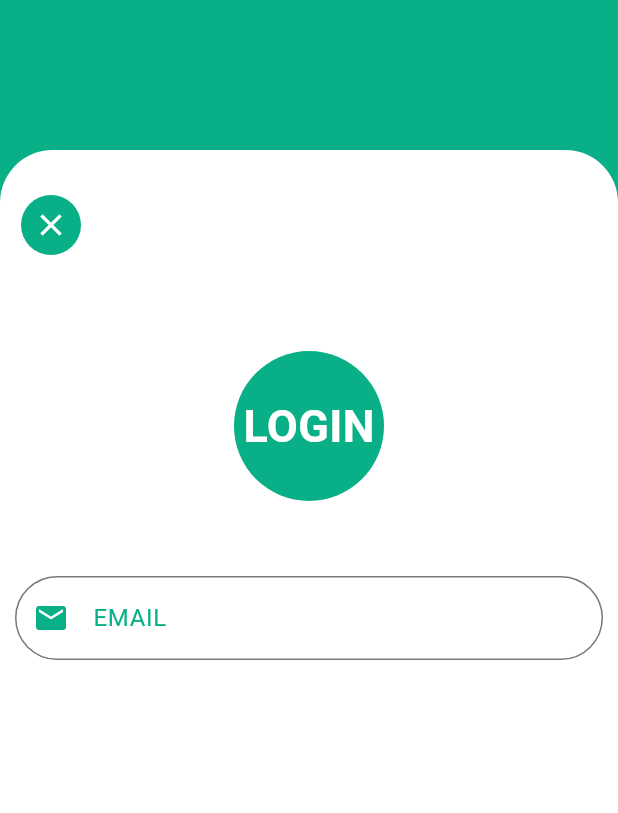
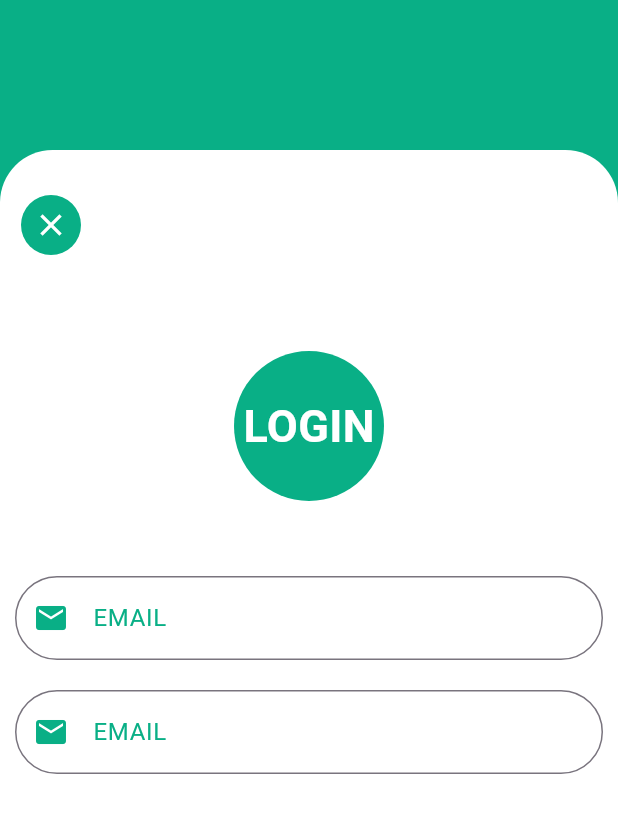
Before and after one commit to Taoheedoh/go_app_ui, a Flutter app: the screen it shows after launch, after a tap on "LOGIN", on a phone screen of 412 x 824 dp. Shown: the top 813 px of the screen. Run offline on Flutter 3.47's test engine with Material 3 defaults, Android fonts, the phone set to English and light mode, and no system bars.

```diff
--- a/lib/login_page.dart
+++ b/lib/login_page.dart
@@ -75,6 +75,32 @@
             const SizedBox(
               height: 50,
             ),
+            Column(
+              children: [
+                Container(
+                  margin: const EdgeInsets.only(left: 10, right: 10),
+                  child: TextField(
+                    decoration: InputDecoration(
+                      labelText: 'EMAIL',
+                      labelStyle: const TextStyle(
+                        color: Color.fromARGB(255, 9, 175, 134),
+                      ),
+                      prefixIcon: const Icon(
+                        Icons.mail,
+                        color: Color.fromARGB(255, 9, 175, 134),
+                      ),
+                      border: OutlineInputBorder(
+                        borderRadius: BorderRadius.circular(50),
+                        borderSide: const BorderSide(
+                            color: Color.fromARGB(255, 9, 175, 134), width: 2),
+                      ),
+                    ),
+                  ),
+                ),
+
+                const SizedBox(
+                  height: 20,
+                ),
                 // ignore: avoid_unnecessary_containers
                 Container(
                   margin: const EdgeInsets.only(left: 10, right: 10),
@@ -98,6 +124,8 @@
                 ),
               ],
             ),
+          ],
+        ),
       ),
     );
   }
```
Lines whose indentation alone changed are shown as unchanged.
